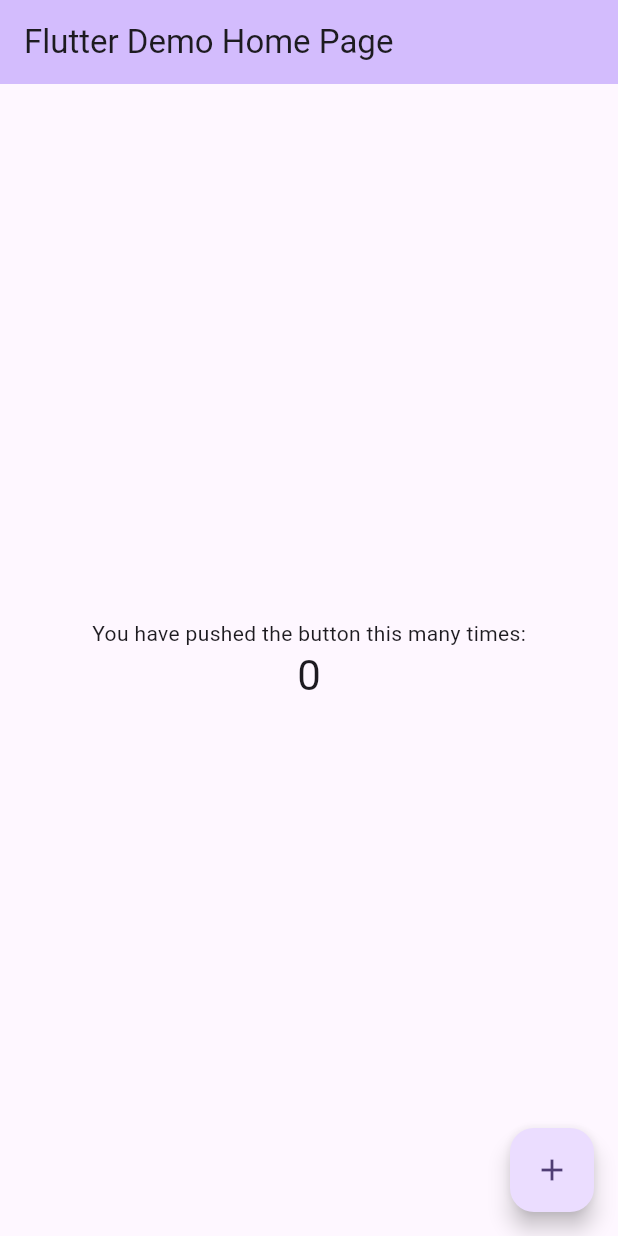
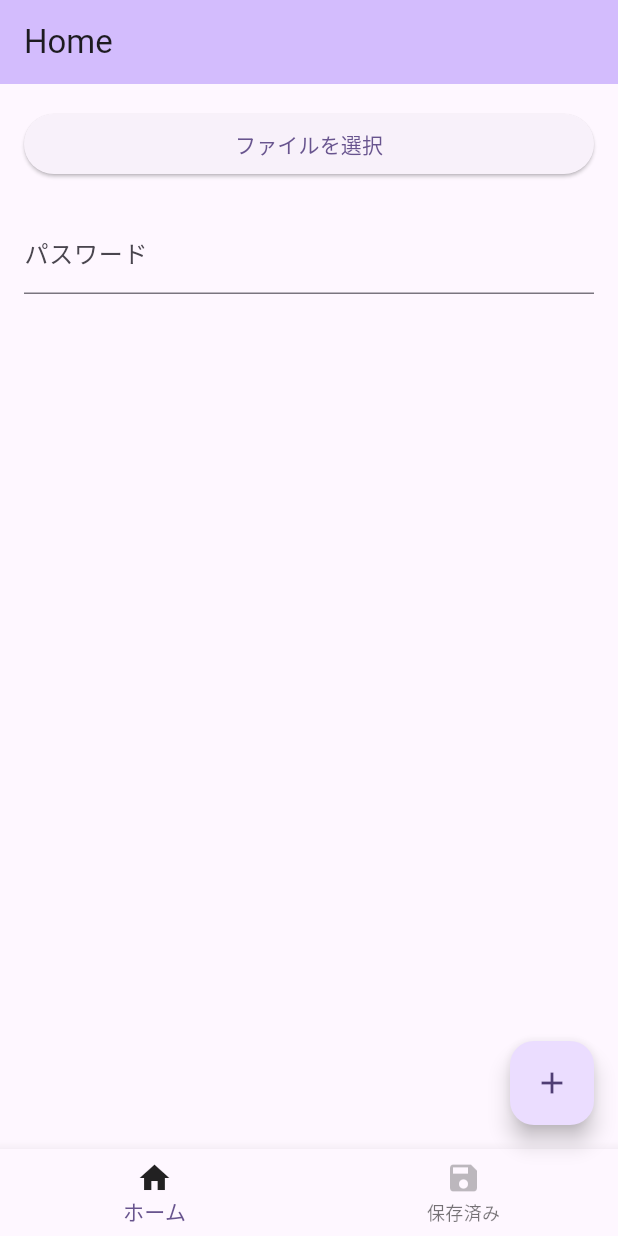
Before and after one commit to kawasaki-create/zipass, a Flutter app: the screen it shows after launch, on a phone screen of 412 x 824 dp. Run offline on Flutter 3.47's test engine with Material 3 defaults, Android fonts, the phone set to English and light mode, and no system bars.

Commit message:
モック作成途中

```diff
--- a/lib/main.dart
+++ b/lib/main.dart
@@ -1,4 +1,6 @@
 import 'package:flutter/material.dart';
+import 'package:zipass/routes/home_route.dart';
+import 'package:zipass/routes/saved_route.dart';
 
 void main() {
   runApp(const MyApp());
@@ -40,25 +42,84 @@ class _MyHomePageState extends State<MyHomePage> {
   }
 
   @override
+  int _selectedIndex = 0;
+  var _bottomNavigationBarItems = <BottomNavigationBarItem>[];
+
+  //アイコン情報
+  static const _RootWidgetIcons = [Icons.home, Icons.save];
+  //アイコン文字列
+  static const _RootWidgetItemNames = ['ホーム', '保存済み'];
+
+  late var _routes = [
+    Home(),
+    Saved(),
+  ];
+
+  @override
+  void initState() {
+    // TODO: implement initState
+    super.initState();
+    // ボトムナビゲーションバーのアイテムを更新
+    _bottomNavigationBarItems = List.generate(
+      _RootWidgetItemNames.length,
+      (index) => index == _selectedIndex ? _UpdateActiveState(index) : _UpdateDeactiveState(index),
+    );
+  }
+
+  /// インデックスのアイテムをアクティベートする
+  BottomNavigationBarItem _UpdateActiveState(int index) {
+    return BottomNavigationBarItem(
+      icon: Icon(
+        _RootWidgetIcons[index],
+        color: Colors.black87,
+      ),
+      label: _RootWidgetItemNames[index],
+    );
+  }
+
+  /// インデックスのアイテムをディアクティベートする
+  BottomNavigationBarItem _UpdateDeactiveState(int index) {
+    return BottomNavigationBarItem(
+      icon: Icon(
+        _RootWidgetIcons[index],
+        color: Colors.black26,
+      ),
+      label: _RootWidgetItemNames[index],
+    );
+  }
+
+  void _onItemTapped(int index) {
+    setState(() {
+      _bottomNavigationBarItems[_selectedIndex] = _UpdateDeactiveState(_selectedIndex);
+      _bottomNavigationBarItems[index] = _UpdateActiveState(index);
+      _selectedIndex = index;
+
+      // 旅行一覧のインデックスを1に設定
+      if (index == 1) {
+        _selectedIndex = 1;
+      }
+    });
+  }
+
+  @override
   Widget build(BuildContext context) {
     return Scaffold(
-      appBar: AppBar(
-        backgroundColor: Theme.of(context).colorScheme.inversePrimary,
-        title: Text(widget.title),
+      // appBar: AppBar(
+      //   backgroundColor: Theme.of(context).colorScheme.inversePrimary,
+      //   title: Text(widget.title),
+      // ),
+      body: Column(
+        children: [
+          Expanded(
+            child: _routes.elementAt(_selectedIndex),
+          ),
+        ],
       ),
-      body: Center(
-        child: Column(
-          mainAxisAlignment: MainAxisAlignment.center,
-          children: <Widget>[
-            const Text(
-              'You have pushed the button this many times:',
-            ),
-            Text(
-              '$_counter',
-              style: Theme.of(context).textTheme.headlineMedium,
-            ),
-          ],
-        ),
+      bottomNavigationBar: BottomNavigationBar(
+        type: BottomNavigationBarType.fixed,
+        items: _bottomNavigationBarItems,
+        currentIndex: _selectedIndex,
+        onTap: _onItemTapped,
       ),
       floatingActionButton: FloatingActionButton(
         onPressed: _incrementCounter,
--- a/lib/routes/home_route.dart
+++ b/lib/routes/home_route.dart
@@ -1,15 +1,35 @@
 import 'package:flutter/material.dart';
 
-class RootWidgets extends StatefulWidget {
-  const RootWidgets({super.key});
+class Home extends StatefulWidget {
+  const Home({super.key});
 
   @override
-  State<RootWidgets> createState() => _RootWidgetsState();
+  State<Home> createState() => _HomeState();
 }
 
-class _RootWidgetsState extends State<RootWidgets> {
+class _HomeState extends State<Home> {
   @override
   Widget build(BuildContext context) {
-    return const Placeholder();
+    return Scaffold(
+      appBar: AppBar(
+        title: const Text('Home'),
+        backgroundColor: Theme.of(context).colorScheme.inversePrimary,
+      ),
+      body: ListView(
+        padding: const EdgeInsets.all(16),
+        children: [
+          ElevatedButton(
+            onPressed: () {},
+            child: const Text('ファイルを選択'),
+          ),
+          const SizedBox(height: 20),
+          TextField(
+            decoration: const InputDecoration(
+              labelText: 'パスワード',
+            ),
+          ),
+        ],
+      ),
+    );
   }
 }
--- a/lib/routes/saved_route.dart
+++ b/lib/routes/saved_route.dart
@@ -0,0 +1,20 @@
+import 'package:flutter/material.dart';
+
+class Saved extends StatefulWidget {
+  const Saved({super.key});
+
+  @override
+  State<Saved> createState() => _SavedState();
+}
+
+class _SavedState extends State<Saved> {
+  @override
+  Widget build(BuildContext context) {
+    return Scaffold(
+      appBar: AppBar(
+        title: const Text('Saved'),
+        backgroundColor: Theme.of(context).colorScheme.inversePrimary,
+      ),
+    );
+  }
+}
```
